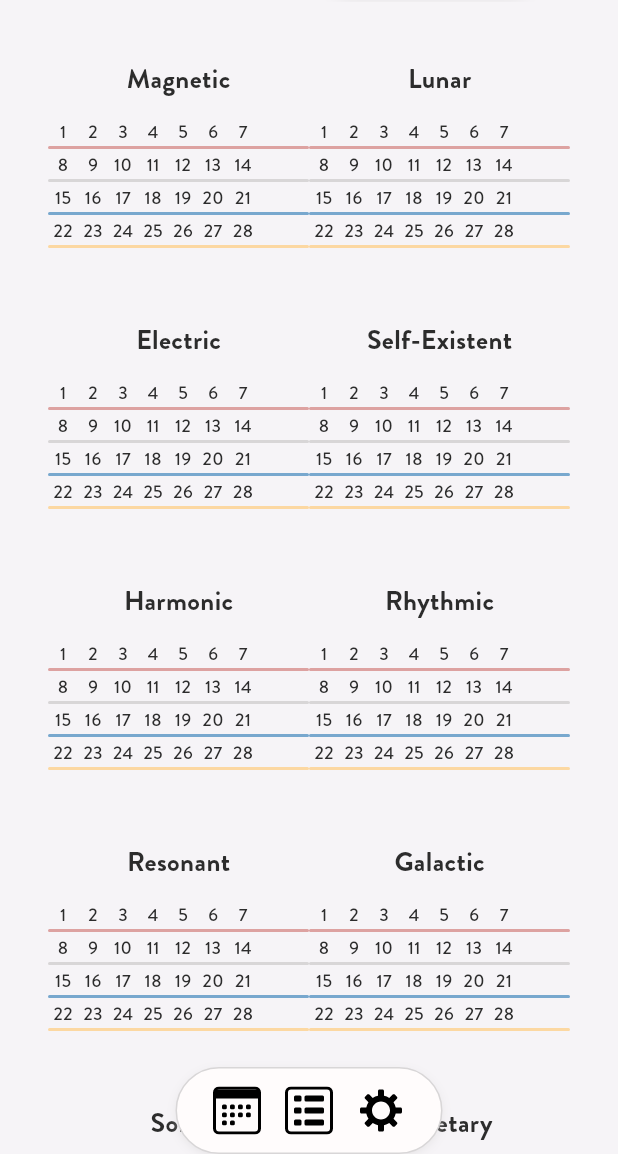
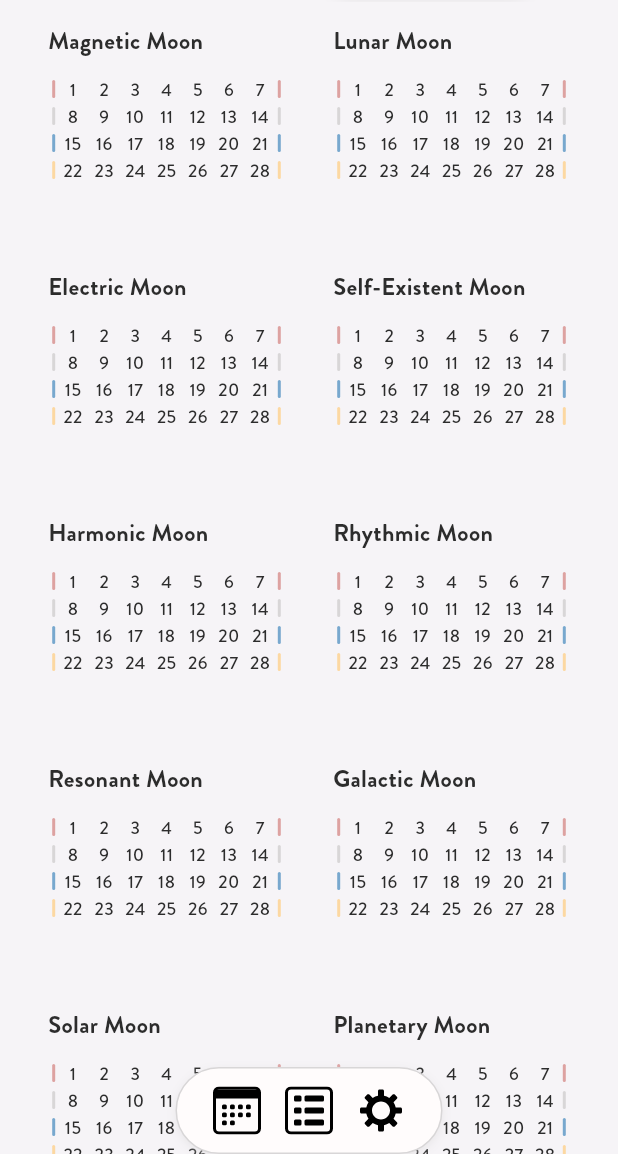
Before and after one commit to halbehers/hamewari_lunar_calendar, a Flutter app: the screen it shows after launch, on a phone screen of 412 x 824 dp, the part 82-1236 px from its top. Run offline on Flutter 3.47's test engine with Material 3 defaults, Android fonts, the phone set to English and light mode, and no system bars; our stand-ins replace flutter_svg, go_router, sqflite, vibration; accounts and stored records are empty.

Commit message:
Final UI

```diff
--- a/lib/calendar/week_manager.dart
+++ b/lib/calendar/calendar_manager.dart
@@ -1,5 +1,27 @@
-import 'package:flutter/material.dart';
+import 'dart:ui';
+
 import 'package:hamewari/theme/app_theme.dart';
+
+enum Month {
+  magnetic(1, "Magnetic Moon"),
+  lunar(2, "Lunar Moon"),
+  electric(3, "Electric Moon"),
+  selfExistent(4, "Self-Existent Moon"),
+  harmonic(5, "Harmonic Moon"),
+  rhythmic(6, "Rhythmic Moon"),
+  resonant(7, "Resonant Moon"),
+  galactic(8, "Galactic Moon"),
+  solar(9, "Solar Moon"),
+  planetary(10, "Planetary Moon"),
+  spectral(11, "Spectral Moon"),
+  crystal(12, "Crystal Moon"),
+  cosmic(13, "Cosmic Moon");
+
+  const Month(this.monthNumber, this.name);
+
+  final int monthNumber;
+  final String name;
+}
 
 enum Week {
   starting(1, "Starting"),
@@ -33,9 +55,17 @@ enum Week {
   }
 }
 
-class WeekManager {
-  WeekManager._privateConstructor();
-  static final WeekManager instance = WeekManager._privateConstructor();
+class CalendarManager {
+  CalendarManager._privateConstructor();
+  static final CalendarManager instance = CalendarManager._privateConstructor();
+
+  List<Month> get months {
+    return Month.values;
+  }
+
+  Month getMonthByNumber(int monthNumber) {
+    return Month.values[monthNumber - 1];
+  }
 
   List<Week> get weeks {
     return Week.values;
--- a/lib/calendar/month_manager.dart
+++ /dev/null
@@ -1,34 +0,0 @@
-enum Month {
-  magnetic(1, "Magnetic"),
-  lunar(2, "Lunar"),
-  electric(3, "Electric"),
-  selfExistent(4, "Self-Existent"),
-  harmonic(5, "Harmonic"),
-  rhythmic(6, "Rhythmic"),
-  resonant(7, "Resonant"),
-  galactic(8, "Galactic"),
-  solar(9, "Solar"),
-  planetary(10, "Planetary"),
-  spectral(11, "Spectral"),
-  crystal(12, "Crystal"),
-  cosmic(13, "Cosmic");
-
-  const Month(this.monthNumber, this.name);
-
-  final int monthNumber;
-  final String name;
-}
-
-class MonthManager {
-
-  MonthManager._privateConstructor();
-  static final MonthManager instance = MonthManager._privateConstructor();
-
-  List<Month> get months {
-    return Month.values;
-  }
-
-  Month getMonthByNumber(int monthNumber) {
-    return Month.values[monthNumber - 1];
-  }
-}
--- a/lib/main.dart
+++ b/lib/main.dart
@@ -18,6 +18,8 @@ AppTheme lightAppTheme = AppTheme(
   iconActiveColor: ThemeColors.turquoise[500]!,
   accentColor: ThemeColors.yellow[500]!,
   accentBackgroundColor: ThemeColors.yellow[300]!,
+  secondaryAccentColor: ThemeColors.purple[500]!,
+  secondaryAccentBackgroundColor: ThemeColors.purple[300]!,
   shadowColor: ThemeColors.grey[200]!,
   borderColor: ThemeColors.grey[200]!,
   startingWeekColor: ThemeColors.red[500]!,
@@ -38,6 +40,8 @@ AppTheme darkAppTheme = AppTheme(
   iconActiveColor: ThemeColors.turquoise[200]!,
   accentColor: ThemeColors.yellow[100]!,
   accentBackgroundColor: ThemeColors.yellow[500]!,
+  secondaryAccentColor: ThemeColors.purple[300]!,
+  secondaryAccentBackgroundColor: ThemeColors.purple[500]!,
   shadowColor: ThemeColors.grey[400]!,
   borderColor: ThemeColors.grey[400]!,
   startingWeekColor: ThemeColors.red[300]!,
--- a/lib/pages/calendar.dart
+++ b/lib/pages/calendar.dart
@@ -3,9 +3,9 @@ import 'package:hamewari/ui/buttons/main_page_selector.dart';
 import 'package:hamewari/ui/headers/calendar_header.dart';
 import 'package:hamewari/db/services/settings_service.dart';
 import 'package:hamewari/main.dart';
-import 'package:hamewari/pages/views/month.dart';
-import 'package:hamewari/pages/views/week.dart';
-import 'package:hamewari/pages/views/year.dart';
+import 'package:hamewari/ui/calendar/views/month.dart';
+import 'package:hamewari/ui/calendar/views/week.dart';
+import 'package:hamewari/ui/calendar/views/year.dart';
 import 'package:hamewari/theme/app_theme.dart';
 import 'package:vibration/vibration.dart';
 import 'package:vibration/vibration_presets.dart';
--- a/lib/pages/views/year.dart
+++ /dev/null
@@ -1,24 +0,0 @@
-import 'package:flutter/material.dart';
-import 'package:hamewari/calendar/month_manager.dart';
-import 'package:hamewari/ui/calendar/month_calendar.dart';
-
-class YearView extends StatelessWidget {
-  const YearView({super.key});
-
-  @override
-  Widget build(BuildContext context) {
-    List<Widget> months = MonthManager.instance.months
-        .map((month) => MonthCalendar(month: month))
-        .toList();
-
-    return Padding(
-      padding: EdgeInsetsGeometry.symmetric(horizontal: 32),
-      child: GridView(
-        gridDelegate: SliverGridDelegateWithFixedCrossAxisCount(
-          crossAxisCount: 2,
-        ),
-        children: months,
-      ),
-    );
-  }
-}
--- a/lib/theme/app_theme.dart
+++ b/lib/theme/app_theme.dart
@@ -10,6 +10,8 @@ class AppTheme extends ThemeExtension<AppTheme> {
     required this.iconActiveColor,
     required this.accentColor,
     required this.accentBackgroundColor,
+    required this.secondaryAccentColor,
+    required this.secondaryAccentBackgroundColor,
     required this.shadowColor,
     required this.borderColor,
     required this.startingWeekColor,
@@ -29,6 +31,8 @@ class AppTheme extends ThemeExtension<AppTheme> {
   final Color iconActiveColor;
   final Color accentColor;
   final Color accentBackgroundColor;
+  final Color secondaryAccentColor;
+  final Color secondaryAccentBackgroundColor;
   final Color shadowColor;
   final Color borderColor;
   final Color startingWeekColor;
@@ -44,6 +48,7 @@ class AppTheme extends ThemeExtension<AppTheme> {
   TextStyle get h2 => TextStyle(color: textColor, fontSize: 24, fontWeight: FontWeight.w800);
   TextStyle get h3 => TextStyle(color: textColor, fontSize: 20, fontWeight: FontWeight.w800);
   TextStyle get h4 => TextStyle(color: textColor, fontSize: 18, fontWeight: FontWeight.w500);
+  TextStyle get h5 => TextStyle(color: textColor, fontSize: 16, fontWeight: FontWeight.w500);
   TextStyle get body => TextStyle(color: textColor, fontSize: 16, fontWeight: FontWeight.w400);
   TextStyle get smallText => TextStyle(color: textColor, fontSize: 12, fontWeight: FontWeight.w400);
   TextStyle get extraSmallText => TextStyle(color: textColor, fontSize: 10, fontWeight: FontWeight.w400);
@@ -57,6 +62,8 @@ class AppTheme extends ThemeExtension<AppTheme> {
     Color? iconActiveColor,
     Color? accentColor,
     Color? accentBackgroundColor,
+    Color? secondaryAccentColor,
+    Color? secondaryAccentBackgroundColor,
     Color? shadowColor,
     Color? borderColor,
     Color? startingWeekColor,
@@ -77,6 +84,10 @@ class AppTheme extends ThemeExtension<AppTheme> {
       accentColor: accentColor ?? this.accentColor,
       accentBackgroundColor:
           accentBackgroundColor ?? this.accentBackgroundColor,
+      secondaryAccentColor:
+          secondaryAccentColor ?? this.secondaryAccentColor,
+      secondaryAccentBackgroundColor:
+          secondaryAccentBackgroundColor ?? this.secondaryAccentBackgroundColor,
       shadowColor: shadowColor ?? this.shadowColor,
       borderColor: borderColor ?? this.borderColor,
       startingWeekColor: startingWeekColor ?? this.startingWeekColor,
@@ -114,6 +125,12 @@ class AppTheme extends ThemeExtension<AppTheme> {
       accentBackgroundColor:
           Color.lerp(accentBackgroundColor, other.accentBackgroundColor, t) ??
           Colors.black,
+      secondaryAccentColor:
+          Color.lerp(secondaryAccentColor, other.secondaryAccentColor, t) ??
+          Colors.black,
+      secondaryAccentBackgroundColor:
+          Color.lerp(secondaryAccentBackgroundColor, other.secondaryAccentBackgroundColor, t) ??
+          Colors.black,
       shadowColor:
           Color.lerp(shadowColor, other.shadowColor, t) ?? Colors.black,
       borderColor:
--- a/lib/ui/calendar/day_as_number.dart
+++ /dev/null
@@ -1,27 +0,0 @@
-import 'package:flutter/material.dart';
-import 'package:hamewari/main.dart';
-import 'package:hamewari/theme/app_theme.dart';
-
-class DayAsNumber extends StatelessWidget {
-  const DayAsNumber({super.key, required this.day, this.isActive = false});
-
-  final int day;
-  final bool isActive;
-
-  @override
-  Widget build(BuildContext context) {
-    AppTheme appTheme = context.appTheme;
-
-    return Container(
-      width: 20,
-      height: 20,
-      decoration: isActive
-          ? BoxDecoration(
-              color: appTheme.accentBackgroundColor,
-              borderRadius: BorderRadius.all(Radius.circular(1000)),
-            )
-          : null,
-      child: Center(child: Text(day.toString(), style: appTheme.smallText)),
-    );
-  }
-}
--- a/lib/ui/calendar/month_calendar.dart
+++ /dev/null
@@ -1,30 +0,0 @@
-import 'package:flutter/material.dart';
-import 'package:hamewari/calendar/month_manager.dart';
-import 'package:hamewari/main.dart';
-import 'package:hamewari/theme/app_theme.dart';
-import 'package:hamewari/ui/calendar/month_calendar_row.dart';
-
-class MonthCalendar extends StatelessWidget {
-  const MonthCalendar({super.key, required this.month});
-
-  final Month month;
-
-  @override
-  Widget build(BuildContext context) {
-    AppTheme appTheme = context.appTheme;
-
-    return Column(
-      mainAxisAlignment: MainAxisAlignment.center,
-      children: [
-        Padding(
-          padding: EdgeInsetsGeometry.directional(bottom: 12),
-          child: Text(month.name, style: appTheme.h4),
-        ),
-        MonthCalendarRow(rowPosition: 0),
-        MonthCalendarRow(rowPosition: 1),
-        MonthCalendarRow(rowPosition: 2),
-        MonthCalendarRow(rowPosition: 3),
-      ],
-    );
-  }
-}
--- a/lib/ui/calendar/month_calendar_row.dart
+++ /dev/null
@@ -1,38 +0,0 @@
-import 'package:flutter/material.dart';
-import 'package:hamewari/calendar/week_manager.dart';
-import 'package:hamewari/main.dart';
-import 'package:hamewari/theme/app_theme.dart';
-import 'package:hamewari/ui/calendar/day_as_number.dart';
-
-class MonthCalendarRow extends StatelessWidget {
-  const MonthCalendarRow({super.key, required this.rowPosition});
-
-  final int rowPosition;
-
-  @override
-  Widget build(BuildContext context) {
-    AppTheme appTheme = context.appTheme;
-
-    Color weekColor = WeekManager.instance
-        .getWeekByNumber(rowPosition + 1)
-        .getWeekBackgroundColor(appTheme);
-
-    return Column(
-      children: [
-        Row(
-          children: List.generate(
-            7,
-            (int index) => index + (rowPosition * 7) + 1,
-          ).map((dayNumber) => DayAsNumber(day: dayNumber)).toList(),
-        ),
-        Container(
-          height: 2,
-          decoration: BoxDecoration(
-            color: weekColor,
-            borderRadius: BorderRadius.all(Radius.circular(2)),
-          ),
-        ),
-      ],
-    );
-  }
-}
--- /dev/null
+++ b/lib/ui/calendar/small_month_calendar.dart
@@ -0,0 +1,34 @@
+import 'package:flutter/material.dart';
+import 'package:hamewari/calendar/calendar_manager.dart';
+import 'package:hamewari/main.dart';
+import 'package:hamewari/theme/app_theme.dart';
+import 'package:hamewari/ui/calendar/small_month_calendar_week.dart';
+
+class SmallMonthCalendar extends StatelessWidget {
+  const SmallMonthCalendar({super.key, required this.month});
+
+  final Month month;
+
+  @override
+  Widget build(BuildContext context) {
+    AppTheme appTheme = context.appTheme;
+
+    return Column(
+      crossAxisAlignment: CrossAxisAlignment.start,
+      children: [
+        Padding(
+          padding: EdgeInsetsGeometry.directional(bottom: 12),
+          child: Text(
+            month.name,
+            style: appTheme.h5,
+            textAlign: TextAlign.start,
+          ),
+        ),
+        SmallMonthCalendarWeek(week: Week.starting),
+        SmallMonthCalendarWeek(week: Week.refinement),
+        SmallMonthCalendarWeek(week: Week.transformation),
+        SmallMonthCalendarWeek(week: Week.implementation),
+      ],
+    );
+  }
+}
--- /dev/null
+++ b/lib/ui/calendar/small_month_calendar_day.dart
@@ -0,0 +1,51 @@
+import 'package:flutter/material.dart';
+import 'package:hamewari/main.dart';
+import 'package:hamewari/theme/app_theme.dart';
+
+class SmallMonthCalendarDay extends StatelessWidget {
+  const SmallMonthCalendarDay({
+    super.key,
+    required this.day,
+    this.isActive = false,
+    this.hasEvent = false,
+  });
+
+  final int day;
+  final bool isActive;
+  final bool hasEvent;
+
+  Widget buildDot(AppTheme appTheme) {
+    return Container(
+      width: 2,
+      height: 2,
+      decoration: BoxDecoration(
+        color: appTheme.secondaryAccentColor,
+        borderRadius: BorderRadius.all(Radius.circular(1000)),
+      ),
+    );
+  }
+
+  @override
+  Widget build(BuildContext context) {
+    AppTheme appTheme = context.appTheme;
+
+    return Stack(
+      children: [
+        Container(
+          width: 18,
+          height: 18,
+          decoration: isActive
+              ? BoxDecoration(
+                  color: appTheme.accentBackgroundColor,
+                  borderRadius: BorderRadius.all(Radius.circular(1000)),
+                )
+              : null,
+          child: Center(child: Text(day.toString(), style: appTheme.smallText)),
+        ),
+        ...(hasEvent
+            ? [Positioned(bottom: 0, right: 8, child: buildDot(appTheme))]
+            : []),
+      ],
+    );
+  }
+}
--- /dev/null
+++ b/lib/ui/calendar/small_month_calendar_week.dart
@@ -0,0 +1,55 @@
+import 'package:flutter/material.dart';
+import 'package:hamewari/calendar/calendar_manager.dart';
+import 'package:hamewari/main.dart';
+import 'package:hamewari/theme/app_theme.dart';
+import 'package:hamewari/ui/calendar/small_month_calendar_day.dart';
+
+enum SeparatorPosition { start, end }
+
+class SmallMonthCalendarWeek extends StatelessWidget {
+  const SmallMonthCalendarWeek({super.key, required this.week});
+
+  final Week week;
+
+  Widget buildSeparator(Color color, SeparatorPosition position) {
+    final double paddingOf = 4.0;
+    EdgeInsets padding = position == SeparatorPosition.start
+        ? EdgeInsets.only(right: paddingOf)
+        : EdgeInsets.only(left: paddingOf);
+
+    return Container(
+      padding: padding,
+      width: 2,
+      height: 12,
+      decoration: BoxDecoration(
+        color: color,
+        borderRadius: BorderRadius.all(Radius.circular(2)),
+      ),
+    );
+  }
+
+  @override
+  Widget build(BuildContext context) {
+    AppTheme appTheme = context.appTheme;
+
+    Color weekBackgroundColor = CalendarManager.instance
+        .getWeekByNumber(week.weekNumber)
+        .getWeekBackgroundColor(appTheme);
+
+    return Column(
+      children: [
+        Row(
+          mainAxisAlignment: MainAxisAlignment.spaceEvenly,
+          children: [
+            buildSeparator(weekBackgroundColor, SeparatorPosition.start),
+            ...List.generate(
+              7,
+              (int index) => index + ((week.weekNumber - 1) * 7) + 1,
+            ).map((dayNumber) => SmallMonthCalendarDay(day: dayNumber)),
+            buildSeparator(weekBackgroundColor, SeparatorPosition.end),
+          ],
+        ),
+      ],
+    );
+  }
+}
--- /dev/null
+++ b/lib/ui/calendar/views/year.dart
@@ -0,0 +1,31 @@
+import 'package:flutter/material.dart';
+import 'package:hamewari/calendar/calendar_manager.dart';
+import 'package:hamewari/ui/calendar/small_month_calendar.dart';
+
+class YearView extends StatelessWidget {
+  const YearView({super.key});
+
+  @override
+  Widget build(BuildContext context) {
+    List<Widget> months = CalendarManager.instance.months
+        .map((month) => SmallMonthCalendar(month: month))
+        .toList();
+
+    return Padding(
+      padding: EdgeInsetsGeometry.symmetric(horizontal: 16),
+      child: GridView.builder(
+        itemCount: months.length,
+        gridDelegate: SliverGridDelegateWithFixedCrossAxisCount(
+          crossAxisCount: 2,
+          mainAxisExtent: 164,
+        ),
+        itemBuilder: (context, index) => Padding(
+          padding: EdgeInsetsGeometry.symmetric(
+            horizontal: 16.0,
+          ),
+          child: months[index],
+        ),
+      ),
+    );
+  }
+}
```
Also changed, not shown: lib/ui/calendar/views/month.dart (renamed from lib/pages/views/month.dart), lib/ui/calendar/views/week.dart (renamed from lib/pages/views/week.dart).
